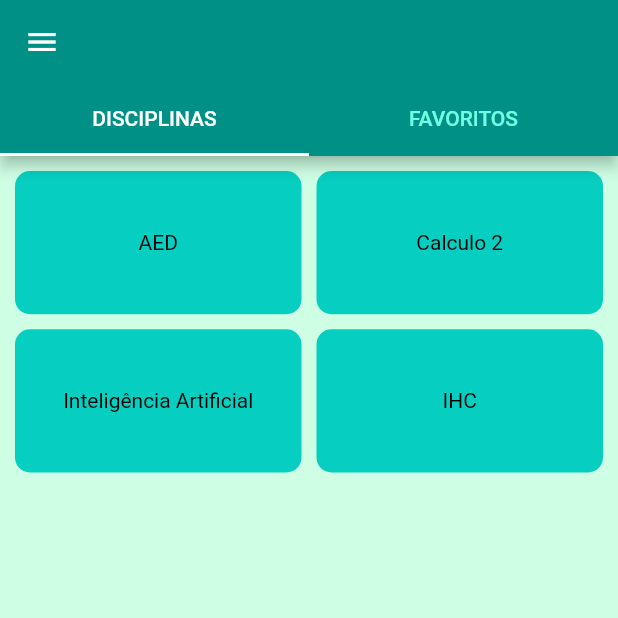
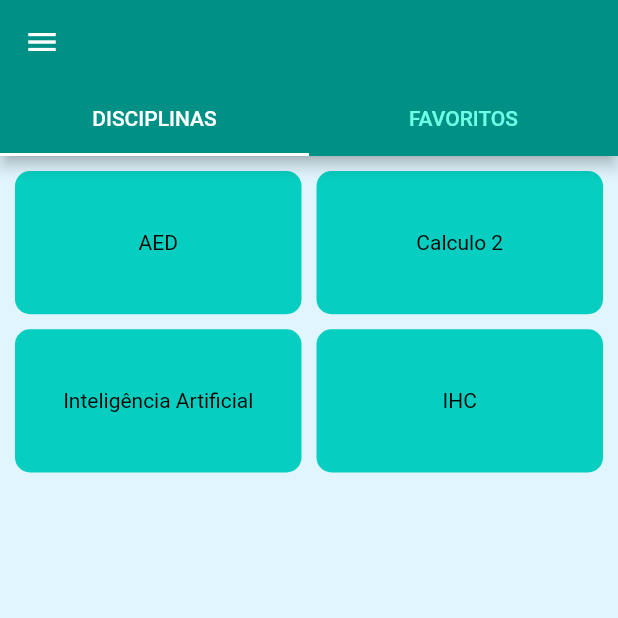
Before and after one commit to evertonrezende/app_monitoria, a Flutter app: the HomePage screen opened directly, on a phone screen of 412 x 824 dp, the top half of it. Run offline on Flutter 3.47's test engine with Material 2 defaults, Android fonts, the phone set to English and light mode, and no system bars.

Commit message:
retirado do "Esqueci minha senha"

```diff
--- a/lib/pages/home_page.dart
+++ b/lib/pages/home_page.dart
@@ -63,7 +63,8 @@ class HomePage extends StatelessWidget {
               child: Container(
 
                  decoration: BoxDecoration(
-                 color: Color(0XFFCEFFE4),
+                 //color: Color(0XFFCEFFE4),
+                  color: Colors.lightBlue[50],
                  //borderRadius: BorderRadius.circular(10)
                  ),
                  child: AppCardMaterias(),
--- a/lib/pages/login_page.dart
+++ b/lib/pages/login_page.dart
@@ -104,7 +104,7 @@ class _LoginPageState extends State<LoginPage> {
               onPressed: _onClickLogin,
                ),
             ),
-                Container(
+                /*Container(
                   height: 40,
 
                   child: FlatButton(
@@ -122,6 +122,7 @@ class _LoginPageState extends State<LoginPage> {
                     }
                   ),
                 )
+                */
           ],
         ),
 
```
